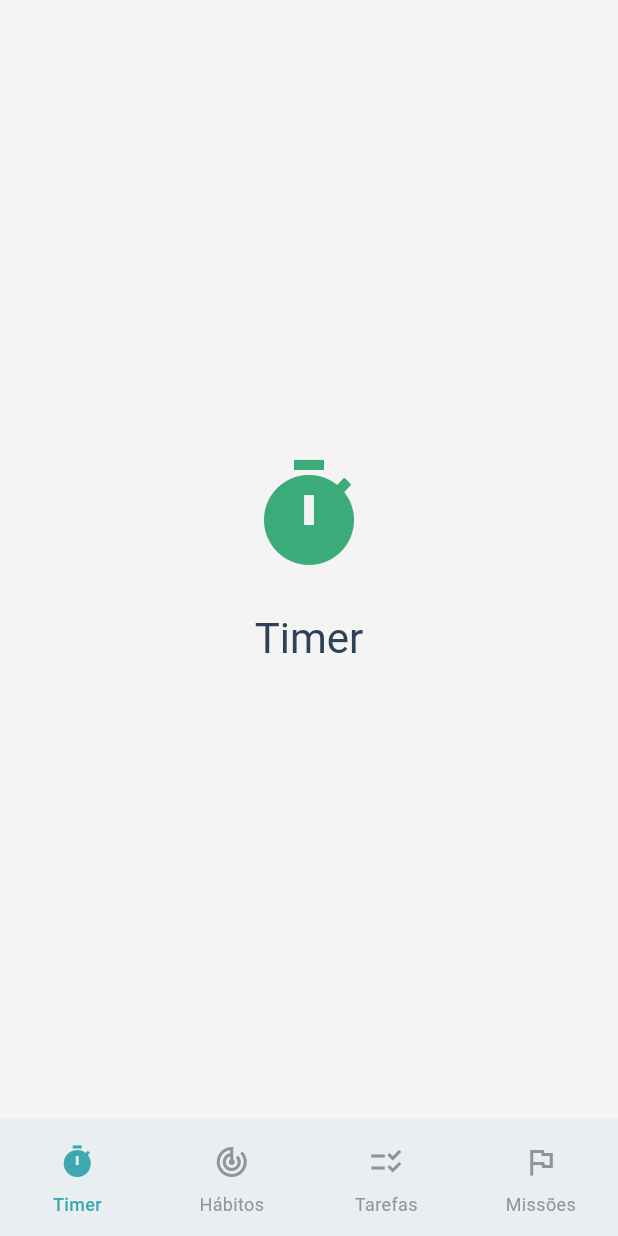
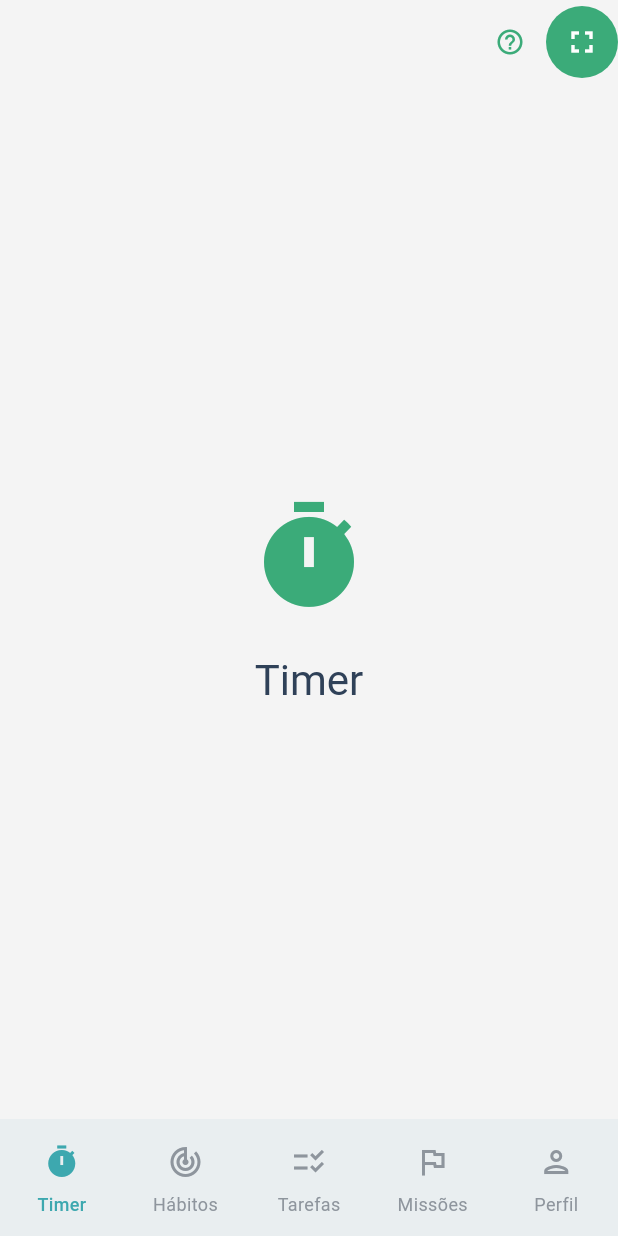
Before and after one commit to BrunaABraguin/mindease-app, a Flutter app: the screen it shows after launch, on a phone screen of 412 x 824 dp. Run offline on Flutter 3.47's test engine with Material 3 defaults, Android fonts, the phone set to English and light mode, and no system bars; our stand-ins replace firebase_core, flutter_bloc, flutter_clean_architecture, flutter_dotenv; accounts and stored records are empty.

Commit message:
Add focus mode feature with dedicated button and help dialog; enhance analysis options

```diff
--- a/lib/main.dart
+++ b/lib/main.dart
@@ -1,10 +1,10 @@
+import 'package:firebase_core/firebase_core.dart';
 import 'package:flutter/material.dart';
 import 'package:flutter_bloc/flutter_bloc.dart';
 import 'package:flutter_dotenv/flutter_dotenv.dart';
-import 'package:firebase_core/firebase_core.dart';
 import 'package:mindease_app/firebase_options.dart';
+import 'package:mindease_app/src/app/navigator.dart';
 import 'package:mindease_app/theme.dart';
-import 'package:mindease_app/src/app/navigator.dart';
 
 Future<void> main() async {
   WidgetsFlutterBinding.ensureInitialized();
--- a/lib/src/app/navigator.dart
+++ b/lib/src/app/navigator.dart
@@ -1,4 +1,5 @@
 import 'package:flutter/material.dart';
+import 'package:mindease_app/src/app/pages/profile/profile_view.dart';
 
 import 'package:mindease_app/src/app/pages/timer/timer_view.dart';
 import 'package:mindease_app/src/app/pages/habits/habits_view.dart';
@@ -44,6 +45,11 @@ class _AppNavigatorState extends State<AppNavigator> {
       label: AppStrings.missions,
       icon: AppIcons.missionsOutlined,
       selectedIcon: AppIcons.missions,
+    ),
+    _AppDestination(
+      label: AppStrings.profile,
+      icon: AppIcons.profileOutlined,
+      selectedIcon: AppIcons.profile,
     ),
   ];
 
@@ -153,6 +159,8 @@ class _AppNavigatorState extends State<AppNavigator> {
           return const TasksPage();
         case 3:
           return const MissionsPage();
+        case 4:
+          return const ProfilePage();
         default:
           return const TimerPage();
       }
--- a/lib/src/app/pages/timer/timer_view.dart
+++ b/lib/src/app/pages/timer/timer_view.dart
@@ -1,8 +1,12 @@
 import 'package:flutter/material.dart';
+import 'package:flutter/services.dart';
 import 'package:flutter_bloc/flutter_bloc.dart';
-
+import 'package:mindease_app/src/app/pages/focus_mode/focus_mode_view.dart';
 import 'package:mindease_app/src/app/pages/timer/timer_controller.dart';
 import 'package:mindease_app/src/app/utils/app_constants.dart';
+import 'package:mindease_app/src/app/utils/help_texts.dart';
+import 'package:mindease_app/src/app/widgets/focus_mode_button.dart';
+import 'package:mindease_app/src/app/widgets/help_icon_button.dart';
 
 class TimerPage extends StatelessWidget {
   const TimerPage({super.key});
@@ -13,16 +17,45 @@ class TimerPage extends StatelessWidget {
   }
 }
 
-class TimerView extends StatelessWidget {
+class TimerView extends StatefulWidget {
   const TimerView({super.key});
 
   @override
+  State<TimerView> createState() => _TimerViewState();
+}
+
+class _TimerViewState extends State<TimerView> {
+  @override
+  void dispose() {
+    // Garante que ao sair da tela timer, o modo de UI volta ao normal
+    SystemChrome.setEnabledSystemUIMode(SystemUiMode.edgeToEdge);
+    super.dispose();
+  }
+
+  @override
   Widget build(BuildContext context) {
-    return BlocBuilder<TimerCubit, TimerState>(
+    return Scaffold(
+      appBar: AppBar(
+        actions: [
+          const HelpIconButton(
+            title: HelpTexts.focusModeTitle,
+            description: HelpTexts.focusModeDescription,
+            size: 20,
+          ),
+          FocusModeButton(
+            onPressed: () {
+              Navigator.of(
+                context,
+              ).push(MaterialPageRoute(builder: (_) => const FocusModePage()));
+            },
+          ),
+        ],
+      ),
+      body: BlocBuilder<TimerCubit, TimerState>(
         builder: (context, state) {
           return Center(
             child: Column(
-            mainAxisAlignment: MainAxisAlignment.center,
+              mainAxisSize: MainAxisSize.min,
               children: [
                 Icon(
                   AppIcons.timer,
@@ -38,6 +71,7 @@ class TimerView extends StatelessWidget {
             ),
           );
         },
+      ),
     );
   }
 }
--- /dev/null
+++ b/lib/src/app/utils/help_texts.dart
@@ -0,0 +1,8 @@
+/// Textos de ajuda para o HelpIconButton
+class HelpTexts {
+  HelpTexts._();
+
+  static const String focusModeTitle = 'O que é o modo foco?';
+  static const String focusModeDescription =
+      'O modo foco ajuda você a se concentrar, ocultando distrações visuais e notificações. Use este modo para maximizar sua produtividade.';
+}
--- /dev/null
+++ b/lib/src/app/widgets/focus_mode_button.dart
@@ -0,0 +1,39 @@
+import 'package:flutter/material.dart';
+
+class FocusModeButton extends StatelessWidget {
+  const FocusModeButton({
+    super.key,
+    required this.onPressed,
+    this.exit = false,
+    this.size = 24,
+  });
+
+  final VoidCallback onPressed;
+  final bool exit;
+  final double size;
+
+  String get label => exit ? 'Sair do modo foco' : 'Entrar no modo foco';
+
+  @override
+  Widget build(BuildContext context) {
+    return Semantics(
+      label: label,
+      button: true,
+      child: Container(
+        decoration: BoxDecoration(
+          color: Theme.of(context).colorScheme.primary,
+          shape: BoxShape.circle,
+        ),
+        child: IconButton(
+          icon: Icon(
+            exit ? Icons.fullscreen_exit : Icons.fullscreen,
+            color: Colors.white,
+            size: size,
+          ),
+          tooltip: label,
+          onPressed: onPressed,
+        ),
+      ),
+    );
+  }
+}
--- /dev/null
+++ b/lib/src/app/widgets/help_icon_button.dart
@@ -0,0 +1,41 @@
+import 'package:flutter/material.dart';
+
+class HelpIconButton extends StatelessWidget {
+  const HelpIconButton({
+    super.key,
+    required this.title,
+    required this.description,
+    this.size = 16,
+  });
+
+  final String title;
+  final String description;
+  final double size;
+
+  @override
+  Widget build(BuildContext context) {
+    return IconButton(
+      icon: Icon(
+        Icons.help_outline,
+        color: Theme.of(context).colorScheme.primary,
+        size: size,
+      ),
+      tooltip: 'Ajuda',
+      onPressed: () {
+        showDialog(
+          context: context,
+          builder: (context) => AlertDialog(
+            title: Text(title),
+            content: Text(description),
+            actions: [
+              TextButton(
+                onPressed: () => Navigator.of(context).pop(),
+                child: const Text('Entendi'),
+              ),
+            ],
+          ),
+        );
+      },
+    );
+  }
+}
--- a/lib/theme.dart
+++ b/lib/theme.dart
@@ -1,6 +1,7 @@
 import 'package:flutter/material.dart';
 
 class AppTheme {
+  AppTheme._();
   static const Color darkBlue = Color(0xFF2F4158);
   static const Color blue = Color(0xFF3DA8AF);
   static const Color golden = Color(0xFFCDBC73);
```
Also changed, not shown: analysis_options.yaml (+69 -1 lines), lib/src/app/pages/focus_mode/focus_mode_view.dart (+9 -7 lines), 2 other files. Lines whose indentation alone changed are shown as unchanged.
